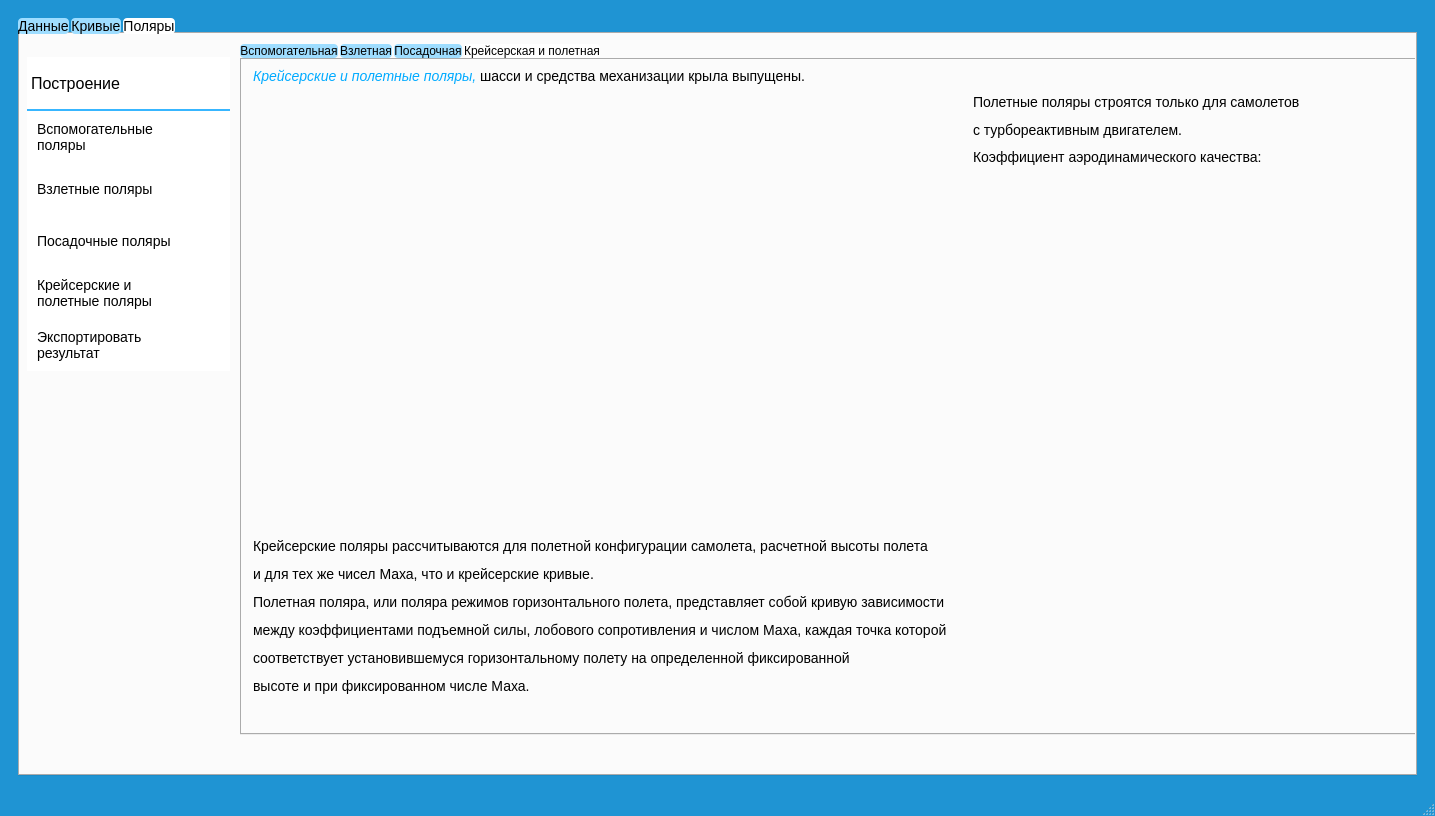
Above: UI.ui from alinlpkv/LapikovaDiplom before the change. Below: the same form after it.
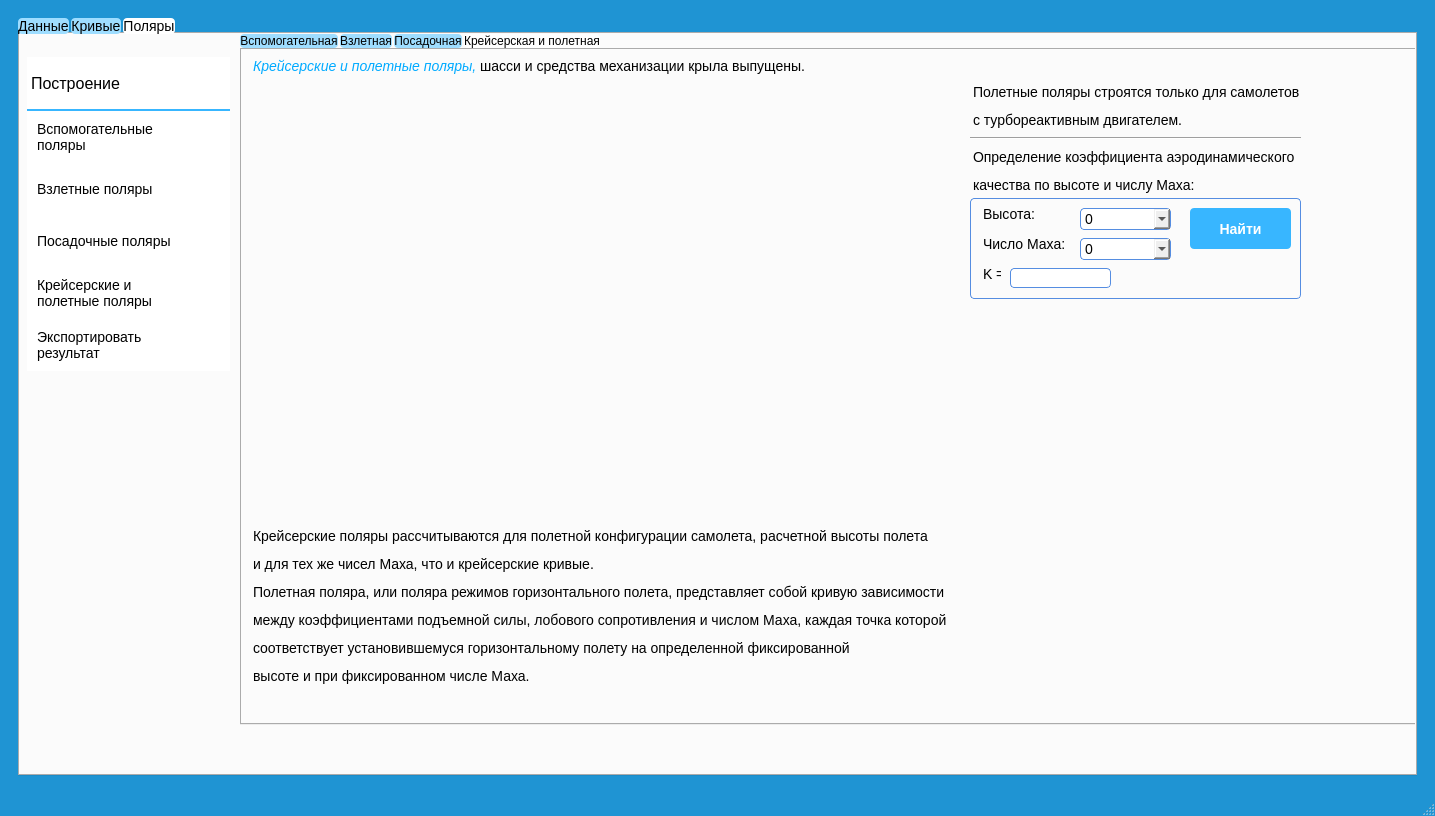
That is the form after the change. The open tabs and pages were chosen to show the change. Icons and pictures are not drawn.

The edit to the form file:
```diff
--- a/UI.ui
+++ b/UI.ui
@@ -5208,7 +5208,7 @@
             <property name="geometry">
              <rect>
               <x>220</x>
-              <y>10</y>
+              <y>0</y>
               <width>1181</width>
               <height>691</height>
              </rect>
@@ -5877,19 +5877,6 @@
                <string>&lt;html&gt;&lt;head/&gt;&lt;body&gt;&lt;p&gt;&lt;span style=&quot; font-style:italic; color:#00aaff;&quot;&gt;Крейсерские и полетные поляры, &lt;/span&gt;шасси и средства механизации крыла выпущены.&lt;/p&gt;&lt;/body&gt;&lt;/html&gt;</string>
               </property>
              </widget>
-             <widget class="QLabel" name="label_329">
-              <property name="geometry">
-               <rect>
-                <x>730</x>
-                <y>90</y>
-                <width>301</width>
-                <height>21</height>
-               </rect>
-              </property>
-              <property name="text">
-               <string>Коэффициент аэродинамического качества:</string>
-              </property>
-             </widget>
              <widget class="QLabel" name="label_239">
               <property name="geometry">
                <rect>
@@ -5916,6 +5903,192 @@
                <string>&lt;html&gt;&lt;head/&gt;&lt;body&gt;&lt;p&gt;Крейсерские поляры рассчитываются для полетной конфигурации самолета, расчетной высоты полета &lt;/p&gt;&lt;p&gt;и для тех же чисел Маха, что и крейсерские кривые.&lt;/p&gt;&lt;p&gt;Полетная поляра, или поляра режимов горизонтального полета, представляет собой кривую зависимости &lt;/p&gt;&lt;p&gt;между коэффициентами подъемной силы, лобового сопротивления и числом Маха, каждая точка которой&lt;/p&gt;&lt;p&gt;соответствует установившемуся горизонтальному полету на определенной фиксированной &lt;/p&gt;&lt;p&gt;высоте и при фиксированном числе Маха.&lt;/p&gt;&lt;/body&gt;&lt;/html&gt;</string>
               </property>
              </widget>
+             <widget class="Line" name="line">
+              <property name="geometry">
+               <rect>
+                <x>730</x>
+                <y>80</y>
+                <width>331</width>
+                <height>20</height>
+               </rect>
+              </property>
+              <property name="orientation">
+               <enum>Qt::Horizontal</enum>
+              </property>
+             </widget>
+             <widget class="QGroupBox" name="groupBox_37">
+              <property name="geometry">
+               <rect>
+                <x>730</x>
+                <y>150</y>
+                <width>331</width>
+                <height>101</height>
+               </rect>
+              </property>
+              <property name="styleSheet">
+               <string notr="true">QComboBox {
+ border: 1px solid #558de1 ;
+border-radius: 4px;
+font-size: 14px;
+}</string>
+              </property>
+              <property name="title">
+               <string/>
+              </property>
+              <widget class="QComboBox" name="cb_H">
+               <property name="geometry">
+                <rect>
+                 <x>110</x>
+                 <y>10</y>
+                 <width>91</width>
+                 <height>22</height>
+                </rect>
+               </property>
+               <item>
+                <property name="text">
+                 <string>0</string>
+                </property>
+               </item>
+               <item>
+                <property name="text">
+                 <string>3000</string>
+                </property>
+               </item>
+               <item>
+                <property name="text">
+                 <string>6000</string>
+                </property>
+               </item>
+               <item>
+                <property name="text">
+                 <string>9000</string>
+                </property>
+               </item>
+               <item>
+                <property name="text">
+                 <string>12000</string>
+                </property>
+               </item>
+              </widget>
+              <widget class="QComboBox" name="cb_M">
+               <property name="geometry">
+                <rect>
+                 <x>110</x>
+                 <y>40</y>
+                 <width>91</width>
+                 <height>22</height>
+                </rect>
+               </property>
+               <item>
+                <property name="text">
+                 <string>0</string>
+                </property>
+               </item>
+               <item>
+                <property name="text">
+                 <string>0,7</string>
+                </property>
+               </item>
+               <item>
+                <property name="text">
+                 <string>0,8</string>
+                </property>
+               </item>
+               <item>
+                <property name="text">
+                 <string>0,85</string>
+                </property>
+               </item>
+               <item>
+                <property name="text">
+                 <string>0,9</string>
+                </property>
+               </item>
+               <item>
+                <property name="text">
+                 <string>0,95</string>
+                </property>
+               </item>
+              </widget>
+              <widget class="QLineEdit" name="la_K">
+               <property name="enabled">
+                <bool>false</bool>
+               </property>
+               <property name="geometry">
+                <rect>
+                 <x>40</x>
+                 <y>70</y>
+                 <width>101</width>
+                 <height>20</height>
+                </rect>
+               </property>
+              </widget>
+              <widget class="QLabel" name="label_167">
+               <property name="geometry">
+                <rect>
+                 <x>10</x>
+                 <y>70</y>
+                 <width>21</width>
+                 <height>16</height>
+                </rect>
+               </property>
+               <property name="text">
+                <string>K = </string>
+               </property>
+              </widget>
+              <widget class="QPushButton" name="buFindK">
+               <property name="geometry">
+                <rect>
+                 <x>220</x>
+                 <y>10</y>
+                 <width>101</width>
+                 <height>41</height>
+                </rect>
+               </property>
+               <property name="text">
+                <string>Найти</string>
+               </property>
+              </widget>
+              <widget class="QLabel" name="label_237">
+               <property name="geometry">
+                <rect>
+                 <x>10</x>
+                 <y>10</y>
+                 <width>61</width>
+                 <height>16</height>
+                </rect>
+               </property>
+               <property name="text">
+                <string>Высота:</string>
+               </property>
+              </widget>
+              <widget class="QLabel" name="label_243">
+               <property name="geometry">
+                <rect>
+                 <x>10</x>
+                 <y>40</y>
+                 <width>101</width>
+                 <height>16</height>
+                </rect>
+               </property>
+               <property name="text">
+                <string>Число Маха:</string>
+               </property>
+              </widget>
+             </widget>
+             <widget class="QLabel" name="label_329">
+              <property name="geometry">
+               <rect>
+                <x>730</x>
+                <y>100</y>
+                <width>331</width>
+                <height>51</height>
+               </rect>
+              </property>
+              <property name="text">
+               <string>&lt;html&gt;&lt;head/&gt;&lt;body&gt;&lt;p&gt;Определение коэффициента аэродинамического&lt;/p&gt;&lt;p&gt;качества по высоте и числу Маха:&lt;/p&gt;&lt;/body&gt;&lt;/html&gt;</string>
+              </property>
+             </widget>
             </widget>
            </widget>
            <widget class="QGroupBox" name="groupBox_21">
```
Left out of the diff: 57 changed lines with no effect on the pictures.
